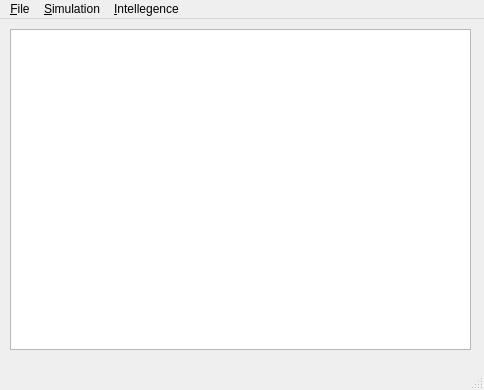
jzgriffin/citrushack-2016, file MainWindow.ui: the form before one commit.
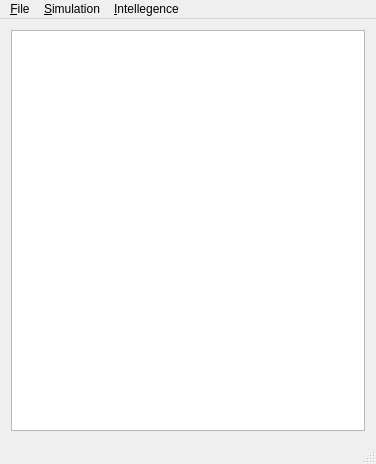
The form after the commit.

```diff
--- a/MainWindow.ui
+++ b/MainWindow.ui
@@ -6,37 +6,39 @@
    <rect>
     <x>0</x>
     <y>0</y>
-    <width>484</width>
-    <height>390</height>
+    <width>376</width>
+    <height>464</height>
    </rect>
   </property>
   <property name="windowTitle">
    <string>MainWindow</string>
   </property>
   <widget class="QWidget" name="centralWidget">
+   <layout class="QVBoxLayout" name="verticalLayout">
+    <item>
    <widget class="QGraphicsView" name="graphicsView">
-    <property name="geometry">
-     <rect>
-      <x>10</x>
-      <y>10</y>
-      <width>461</width>
-      <height>321</height>
-     </rect>
-    </property>
     <property name="sizePolicy">
      <sizepolicy hsizetype="Expanding" vsizetype="Expanding">
       <horstretch>1</horstretch>
       <verstretch>1</verstretch>
      </sizepolicy>
     </property>
-   </widget>
+      <property name="sizeIncrement">
+       <size>
+        <width>1</width>
+        <height>1</height>
+       </size>
+      </property>
+     </widget>
+    </item>
+   </layout>
   </widget>
   <widget class="QMenuBar" name="menuBar">
    <property name="geometry">
     <rect>
      <x>0</x>
      <y>0</y>
-     <width>484</width>
+     <width>376</width>
      <height>25</height>
     </rect>
    </property>
```
Lines whose indentation alone changed are shown as unchanged.
